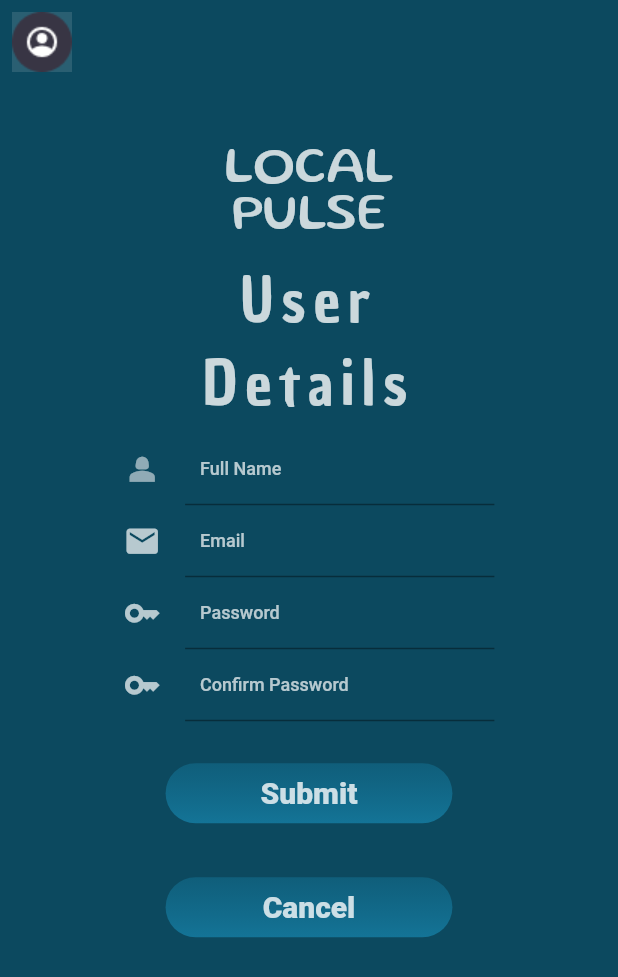
After one commit to johnpalaios/localpulse, a Flutter app: the EditProfileWidget screen opened directly, on a phone screen of 412 x 824 dp. The commit adds this screen. Shown: the top 977 px of the screen. Run offline on Flutter 3.47's test engine with Material 2 defaults, Android fonts, the phone set to English and light mode, and no system bars; our stand-ins replace flutter_map, geolocator, latlong2.

Commit message:
edit_profile, γραμματοσειρές, logo

```diff
--- a/lib/add_event.dart
+++ b/lib/add_event.dart
@@ -1,20 +1,17 @@
-/*Εδώ θα υλοποιήσουμε την επόμενη Βασική εικόνα
-
+/*import 'package:localpulse/components.dart';
 import 'package:flutter/material.dart';
 
 class AddEditEventWidget extends StatefulWidget{
   const AddEditEventWidget({Key? key}) : super(key: key);
   @override
  _AddEditEventWidgetState createState() => _AddEditEventWidgetState();
-    //
+
 }
 class _AddEditEventWidgetState extends State<AddEditEventWidget>{
+  f
   @override
   Widget build(BuildContext context){
     return Scaffold(
-      appBar: AppBar(
-        title: const Text( 'Win2'),
-      ),
 
     );
   }
--- /dev/null
+++ b/lib/components.dart
@@ -0,0 +1,37 @@
+import 'package:flutter/material.dart';
+
+
+class Logo extends StatelessWidget{
+
+  @override
+  Widget build(BuildContext context) {
+    return Row(
+      mainAxisAlignment: MainAxisAlignment.center,
+      crossAxisAlignment: CrossAxisAlignment.center,
+      children: [
+        Container(
+          alignment: Alignment.center,
+          //padding: EdgeInsets.all(8.0),
+          height: 80,
+          width: 120,
+          decoration: const BoxDecoration(
+            color: const Color.fromARGB(255, 12, 73, 95),
+          ),
+          child: const Center(
+            child: Text(
+              textAlign: TextAlign.center,
+              "LOCAL PULSE",
+              style: TextStyle(
+                fontFamily: 'Gluten',
+                color:Color.fromARGB(200, 255, 255, 255),
+                fontSize: 35,
+                //fontWeight: FontWeight.bold
+              )
+            )
+          )
+        )
+      ]
+    );
+  }
+
+}
--- /dev/null
+++ b/lib/edit_profile.dart
@@ -0,0 +1,216 @@
+import 'package:localpulse/components.dart';
+import 'package:flutter/material.dart';
+
+class EditProfileWidget extends StatefulWidget{
+  const EditProfileWidget({Key? key}) : super(key: key);
+  @override
+ _EditProfileWidgetState createState() => _EditProfileWidgetState();
+
+}
+class _EditProfileWidgetState extends State<EditProfileWidget>{
+  final _formKey = GlobalKey<FormState>();
+  @override
+  Widget build(BuildContext context){
+    return Scaffold(
+      extendBodyBehindAppBar: true,
+      appBar: AppBar(
+          backgroundColor: Colors.transparent,
+          elevation: 0.0,
+          leading: PopupMenuButton<int>(
+            shadowColor: const Color.fromARGB(255, 12, 73, 95),
+            //elevation: 1,
+            iconSize: 2,
+            icon:     Image.asset('assets/Icons/Variant2.png'),// image for profile
+            itemBuilder: ((context) => <PopupMenuEntry<int>>[
+              const PopupMenuItem(
+                child: ListTile(
+                  //selectedColor: Color.fromARGB(221, 114, 151, 164) ,
+                  title: Text('Events'),
+                )),
+                const PopupMenuItem(
+                  child: ListTile(
+                    //selectedColor: Color.fromARGB(221, 114, 151, 164) ,
+                    title: Text('Edit Profile'),
+                  ),
+
+                ),
+                const PopupMenuItem(
+                child: ListTile(
+                  //selectedColor: Color.fromARGB(221, 114, 151, 164) ,
+                  title:  Text('Settings'),
+                )),
+                const PopupMenuItem(
+                child: ListTile(
+                  //selectedColor: Color.fromARGB(221, 114, 151, 164) ,
+                  title: Text('Logout'),
+                )),
+            ]),
+            //onSelected: (){},
+          )
+        ),
+      body: Container(
+        color: const Color.fromARGB(255, 12, 73, 95),
+        child: Column(
+          mainAxisAlignment: MainAxisAlignment.center,
+          children: [
+            Logo(),
+            Row(
+              mainAxisAlignment: MainAxisAlignment.center,
+              crossAxisAlignment: CrossAxisAlignment.start,
+              children: [
+                Container(
+                 alignment: const Alignment(30,0),
+                  //padding: EdgeInsets.all(8.0),
+                  height: 120,
+                  width: 150,
+                  decoration: const BoxDecoration(
+                    color:  Color.fromARGB(255, 12, 73, 95),
+                  ),
+                  child: const Center(
+                    child: Text(
+                      textAlign: TextAlign.center,
+                      "User Details",
+                      style: TextStyle(
+                        fontFamily: 'ChauPhilomeneOne',
+                        letterSpacing: 5.0,
+                        color:Color.fromARGB(200, 255, 255, 255),
+                        fontSize: 40,
+                        //fontWeight: FontWeight.bold
+                      )
+                    )
+                  )
+                )
+              ]
+            ),
+            Container(
+              padding: EdgeInsets.only(
+                bottom: MediaQuery.of(context).size.height * 0.1,
+                left: MediaQuery.of(context).size.height * 0.1,
+                right: MediaQuery.of(context).size.height * 0.1),
+              child: Form(
+                key: _formKey,
+                child: Column(
+                  mainAxisSize: MainAxisSize.min,
+                  crossAxisAlignment: CrossAxisAlignment.center,
+                  children: <Widget>[
+                    TextFormField(
+                      style: const TextStyle(color: Colors.white70),
+                      keyboardType: TextInputType.multiline,
+                      maxLines: 1,
+                      decoration:  const InputDecoration(
+                        fillColor: Colors.white70,
+                        icon: Icon(Icons.person_2, size: 25,color:Colors.white54),
+                        contentPadding: EdgeInsets.only(left:10),
+                        hintText: "Tom Brown",
+                        labelText: "Full Name",
+                        labelStyle: TextStyle(color:Colors.white70, fontSize: 12, fontWeight: FontWeight.w500 ),
+                        hintStyle: TextStyle(color:Colors.white38, fontSize: 18, fontWeight: FontWeight.w500 )
+                       )
+                    ),
+                    TextFormField(
+                      style: const TextStyle(color: Colors.white70),
+                      keyboardType: TextInputType.multiline,
+                      decoration: const InputDecoration(
+                        icon: Icon(Icons.email, size: 25, color: Colors.white70),
+                        contentPadding: EdgeInsets.only(left:10),
+                        hintText: "tombrown@gmail.com",
+                        hintStyle: TextStyle(color:Colors.white38, fontSize: 18, fontWeight: FontWeight.w500 ),
+                        labelText: "Email",
+                        labelStyle: TextStyle(color:Colors.white70, fontSize: 12, fontWeight: FontWeight.w500 ),
+                      ),
+                      maxLines: 1,
+                    ),
+                    TextFormField(
+                      obscureText: true,
+                      obscuringCharacter: '*',
+                      style: const TextStyle(color: Colors.white70),
+                      keyboardType: TextInputType.multiline,
+                      decoration: const InputDecoration(
+                        icon: Icon(Icons.key, size: 25, color: Colors.white70),
+                        contentPadding: EdgeInsets.only(left:10),
+                        labelText: "Password",
+                        labelStyle: TextStyle(color:Colors.white70, fontSize: 12, fontWeight: FontWeight.w500 ),
+                      ),
+                      maxLines: 1,
+                    ),
+                    TextFormField(
+                      obscureText: true,
+                      obscuringCharacter: '*',
+                      style: const TextStyle(color: Colors.white70),
+                      keyboardType: TextInputType.multiline,
+                      decoration: const InputDecoration(
+                        icon: Icon(Icons.key, size: 25, color: Colors.white70),
+                        contentPadding: EdgeInsets.only(left:10),
+                        labelText: "Confirm Password",
+                        labelStyle: TextStyle(color:Colors.white70, fontSize: 12, fontWeight: FontWeight.w500 ),
+                      ),
+                      maxLines: 1,
+                    ),
+                    Padding(
+                      padding: const EdgeInsets.all(20),
+
+                      child: TextButton(
+
+                         //padding: EdgeInsets.zero,
+                        child: Container(
+                          width:MediaQuery.of(context).size.width,
+                          height: 40,
+                          decoration:  BoxDecoration(
+                            borderRadius: BorderRadius.circular(30),
+                            gradient: const LinearGradient(
+                              begin: Alignment.topCenter,
+                              end: Alignment.bottomCenter,
+                              colors: [
+                                Color.fromARGB(149, 18, 109, 142),
+                                Color.fromARGB(249, 20, 117, 152),
+                              ]
+                            )
+                          ),
+                          child: const Center(child: Text("Submit", style: TextStyle(color:Color.fromARGB(200, 255, 255, 255), fontSize: 20, fontWeight: FontWeight.w800),)),
+                        ),
+                        onPressed: (){}// => Navigator.pop(context,true)
+                      ),
+                    ),
+
+
+                                  /*if (_formKey.currentState.validate()) {
+                                    _formKey.currentState.save();
+                                  }*/
+
+                              //),
+                           // ),
+                            //),
+                    Padding(
+                      padding: const EdgeInsets.only(left: 20.0, right: 20, bottom: 20),
+                      child: TextButton(
+                        //padding: EdgeInsets.zero,
+                        child: Container(
+                          width:MediaQuery.of(context).size.width,
+                            height: 40,
+                              decoration:  BoxDecoration(
+                                borderRadius: BorderRadius.circular(30),
+                                gradient: const LinearGradient(
+                                  begin: Alignment.topCenter,
+                                  end: Alignment.bottomCenter,
+                                  colors: [
+                                    Color.fromARGB(149, 18, 109, 142),
+                                    Color.fromARGB(249, 20, 117, 152),
+                                  ]
+                                )
+                              ),
+                              child: const Center(child: Text("Cancel", style: TextStyle(color:Color.fromARGB(200, 255, 255, 255), fontSize: 20, fontWeight: FontWeight.w800),)),
+                        ),
+                        onPressed: () => Navigator.pop(context,true)
+                      ),
+                    ),
+
+                  ]
+                )
+              ),
+            )
+          ],
+        ),
+      ),
+    );
+  }
+}
--- a/lib/main.dart
+++ b/lib/main.dart
@@ -6,10 +6,12 @@ import 'package:flutter_map/flutter_map.dart'; // Suitable for most situations
 import 'package:flutter_map/plugin_api.dart'; // Only import if required functionality is not exposed by default
 import 'package:latlong2/latlong.dart';
 import 'package:geolocator/geolocator.dart';
+//import 'package:localpulse/add_event.dart';
+import 'package:localpulse/edit_profile.dart';
+
 
 MapController _mapController = MapController();
 LatLng centerLatLng = LatLng(36.7525, 3.04);
-//import 'package:localpulse/add_event.dart';
 
 void main() async {
   runApp(const MyApp());
@@ -172,14 +174,23 @@ class _HomePageState extends State<HomePage> {
             itemBuilder: ((context) => <PopupMenuEntry<int>>[
               const PopupMenuItem(
                 child: ListTile(
+                  //tileColor: Color.fromARGB(255, 12, 73, 95),
                   //selectedColor: Color.fromARGB(221, 114, 151, 164) ,
                   title: Text('Events'),
                 )),
-                const PopupMenuItem(
-                child: ListTile(
-                  //selectedColor: Color.fromARGB(221, 114, 151, 164) ,
-                  title: Text('Edit Profile'),
-                )),
+                PopupMenuItem(
+                  child: const ListTile(
+                    //selectedColor: Color.fromARGB(221, 114, 151, 164) ,
+                    title: Text('Edit Profile'),
+                  ),
+                  onTap :() async {
+                    final navigator = Navigator.of(context);
+                    await Future.delayed(Duration.zero);
+                    navigator.push(
+                       MaterialPageRoute(builder: (_) => EditProfileWidget()),
+                    );
+                  },
+                ),
                 const PopupMenuItem(
                 child: ListTile(
                   //selectedColor: Color.fromARGB(221, 114, 151, 164) ,
@@ -334,7 +345,9 @@ class _HomePageState extends State<HomePage> {
                                             ]
                                           )
                                         ),
-                                        child: const Center(child: Text("Submit", style: TextStyle(color:Color.fromARGB(200, 255, 255, 255), fontSize: 20, fontWeight: FontWeight.w800),)),
+                                        child: const Center(
+                                          child: Text("Submit", style: TextStyle(color:Color.fromARGB(200, 255, 255, 255), fontSize: 20, fontWeight: FontWeight.w800),),
+                                        ),
                                       ),
                                       onPressed: () {
                                   /*if (_formKey.currentState.validate()) {
```
Also changed, not shown: pubspec.yaml (+10 -12 lines), assets/fonts/ChauPhilomeneOne-Italic.ttf (added), assets/fonts/ChauPhilomeneOne-Regular.ttf (added), assets/fonts/Gluten-Regular.ttf (added).
